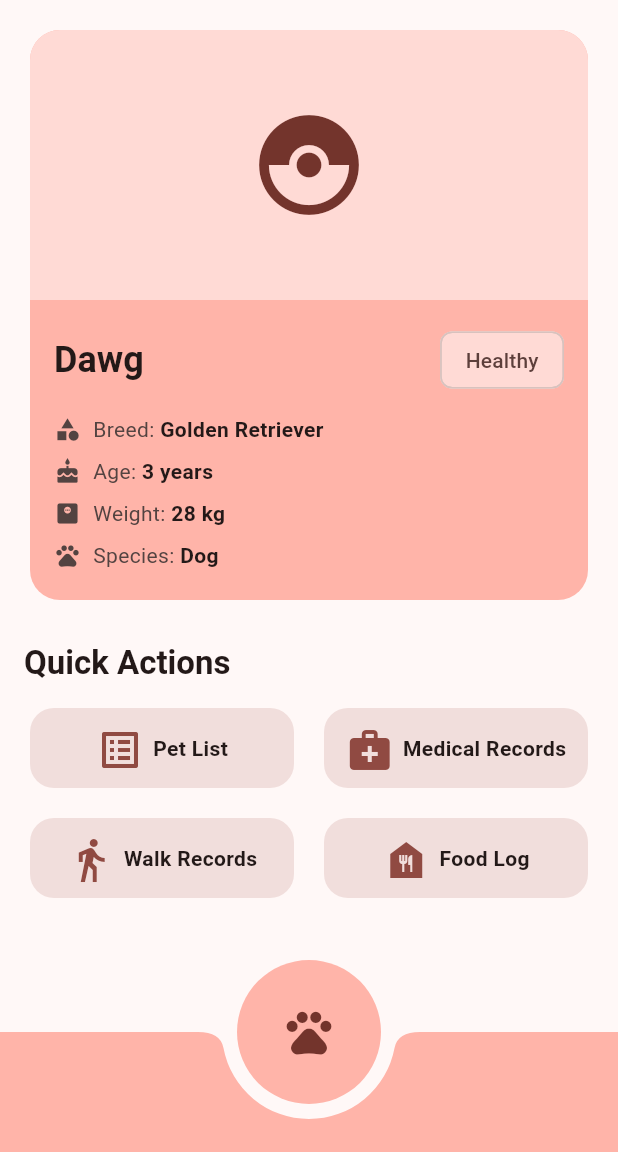
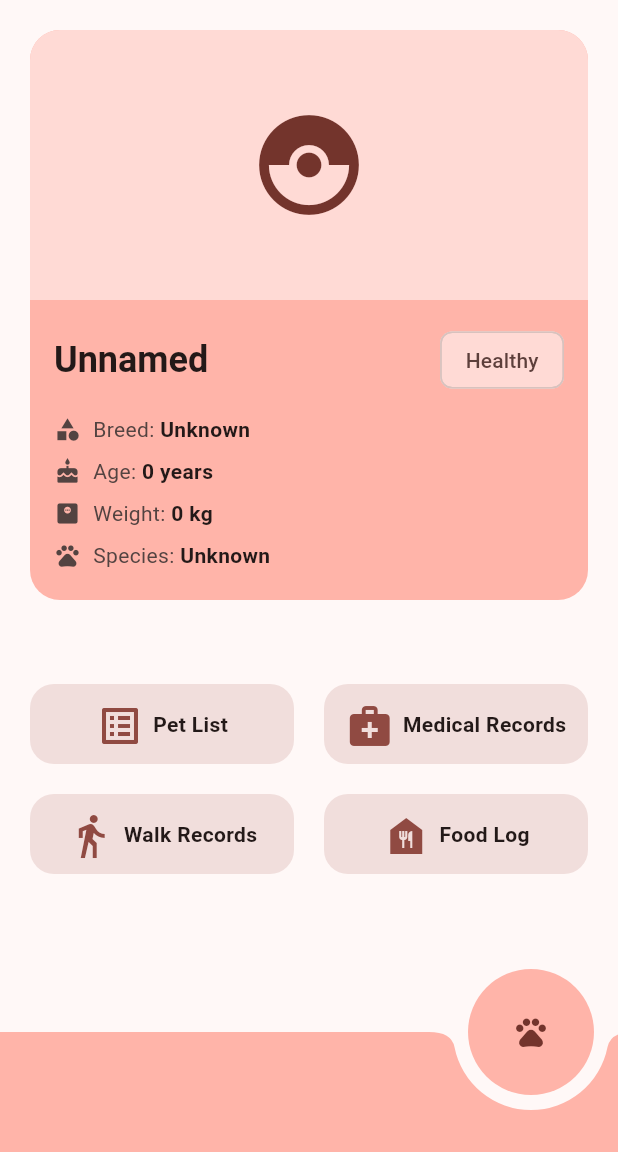
Before and after one commit to gvbi-len/pawtal, a Flutter app: the screen it shows after launch, on a phone screen of 412 x 824 dp, the part 84-1236 px from its top. Run offline on Flutter 3.47's test engine with Material 3 defaults, Android fonts, the phone set to English and light mode, and no system bars; drawn by our look-alikes of flutter_speed_dial.

Commit message:
Saving changes: Almost done with dashboard layout Added speed dial to replace action button moved various classes to their own files added files for some pages

```diff
--- a/lib/main.dart
+++ b/lib/main.dart
@@ -1,4 +1,5 @@
 import 'package:flutter/material.dart';
+import 'package:flutter_speed_dial/flutter_speed_dial.dart';
 import 'package:pawtal/widgets/action_grid.dart';
 import 'package:pawtal/widgets/pet_card.dart';
 
@@ -56,30 +57,59 @@ class _MyHomePageState extends State<MyHomePage> {
           crossAxisAlignment: CrossAxisAlignment.stretch,
           children: [
             PetCard(colorScheme: colorScheme),
-            const SizedBox(height: 24),
-            Text(
-              'Quick Actions',
-              style: Theme.of(context).textTheme.titleLarge?.copyWith(
-                fontWeight: FontWeight.bold,
-              ),
-            ),
-            const SizedBox(height: 12),
+            const SizedBox(height: 48),
             ActionGrid(colorScheme: colorScheme),
           ],
         ),
       ),
-      floatingActionButton: FloatingActionButton.large(
-        onPressed: () {},
+      floatingActionButton: SpeedDial(
         elevation: 0,
-        hoverElevation: 0,
-        focusElevation: 0,
-        highlightElevation: 0,
+        buttonSize: Size(84, 84),
+        overlayColor: colorScheme.primaryContainer,
+        overlayOpacity: 0.3,
         shape: const CircleBorder(),
         backgroundColor: colorScheme.inversePrimary,
         tooltip: 'Menu',
-        child: const Icon(Icons.pets),
+        icon: Icons.pets,
+        activeIcon: Icons.close,
+        childrenButtonSize: Size(72, 72),
+        children: [
+          SpeedDialChild(
+            label: 'Settings',
+            labelBackgroundColor: colorScheme.inversePrimary,
+            elevation: 0,
+            shape: const CircleBorder(),
+            backgroundColor: colorScheme.inversePrimary,
+            child: IconButton(
+              onPressed: (){},
+              icon: Icon(Icons.settings)
+            )
+          ),
+          SpeedDialChild(
+            label: 'Pawdex',
+            labelBackgroundColor: colorScheme.inversePrimary,
+            elevation: 0,
+            shape: const CircleBorder(),
+            backgroundColor: colorScheme.inversePrimary,
+            child: IconButton(
+              onPressed: (){},
+              icon: Icon(Icons.book)
+            )
+          ),
+          SpeedDialChild(
+            label: 'Account',
+            labelBackgroundColor: colorScheme.inversePrimary,
+            elevation: 0,
+            shape: const CircleBorder(),
+            backgroundColor: colorScheme.inversePrimary,
+            child: IconButton(
+              onPressed: (){},
+              icon: Icon(Icons.person),
+            )
+          ),
+        ],
       ),
-      floatingActionButtonLocation: FloatingActionButtonLocation.centerDocked,
+      floatingActionButtonLocation: FloatingActionButtonLocation.endDocked,
       bottomNavigationBar: BottomAppBar(
         shape: const CircularNotchedRectangle(),
         notchMargin: 10.0,
--- a/lib/widgets/action_button.dart
+++ b/lib/widgets/action_button.dart
@@ -1,5 +1,5 @@
 import 'package:flutter/material.dart';
-import 'action_item.dart';
+import '../classes/action_item.dart';
 
 class ActionButton extends StatelessWidget {
   const ActionButton({required this.item, required this.colorScheme});
--- a/lib/widgets/action_grid.dart
+++ b/lib/widgets/action_grid.dart
@@ -1,5 +1,5 @@
 import 'package:flutter/material.dart';
-import 'action_item.dart';
+import '../classes/action_item.dart';
 import 'action_button.dart';
 
 class ActionGrid extends StatelessWidget {
--- a/lib/widgets/pet_card.dart
+++ b/lib/widgets/pet_card.dart
@@ -2,9 +2,15 @@ import 'package:flutter/material.dart';
 import 'detail_row.dart';
 
 class PetCard extends StatelessWidget {
-  const PetCard({required this.colorScheme});
+  PetCard({required this.colorScheme});
 
   final ColorScheme colorScheme;
+  String petName = "Unnamed";
+  String petBreed = "Unknown";
+  String petSpecies = "Unknown";
+  String petHealth = "Healthy";
+  int petAge = 0;
+  int petWeight = 0;
 
   @override
   Widget build(BuildContext context) {
@@ -37,14 +43,14 @@ class PetCard extends StatelessWidget {
                   children: [
                     Expanded(
                       child: Text(
-                        'Dawg',
+                        petName,
                         style: Theme.of(context).textTheme.headlineSmall?.copyWith(
                           fontWeight: FontWeight.bold,
                         ),
                       ),
                     ),
                     Chip(
-                      label: const Text('Healthy'),
+                      label: Text(petHealth),
                       elevation: 0,
                       backgroundColor: colorScheme.secondaryContainer,
                       labelStyle: TextStyle(color: colorScheme.onSecondaryContainer),
@@ -52,10 +58,10 @@ class PetCard extends StatelessWidget {
                   ],
                 ),
                 const SizedBox(height: 8),
-                DetailRow(icon: Icons.category, label: 'Breed', value: 'Golden Retriever'),
-                DetailRow(icon: Icons.cake, label: 'Age', value: '3 years'),
-                DetailRow(icon: Icons.monitor_weight, label: 'Weight', value: '28 kg'),
-                DetailRow(icon: Icons.pets, label: 'Species', value: 'Dog'),
+                DetailRow(icon: Icons.category, label: 'Breed', value: petBreed),
+                DetailRow(icon: Icons.cake, label: 'Age', value: '$petAge years'),
+                DetailRow(icon: Icons.monitor_weight, label: 'Weight', value: '$petWeight kg'),
+                DetailRow(icon: Icons.pets, label: 'Species', value: petSpecies),
               ],
             ),
           ),
--- a/pubspec.yaml
+++ b/pubspec.yaml
@@ -28,6 +28,8 @@ environment:
 # the latest version available on pub.dev. To see which dependencies have newer
 # versions available, run `flutter pub outdated`.
 dependencies:
+  flutter_speed_dial: ^7.0.0
+  circular_menu: ^1.0.2
   flutter:
     sdk: flutter
 
```
Also changed, not shown: lib/classes/action_item.dart (renamed from lib/widgets/action_item.dart), lib/pages/page_account.dart (added), lib/pages/page_pawtal_index.dart (added), lib/pages/page_settings.dart (added), pubspec.lock.
